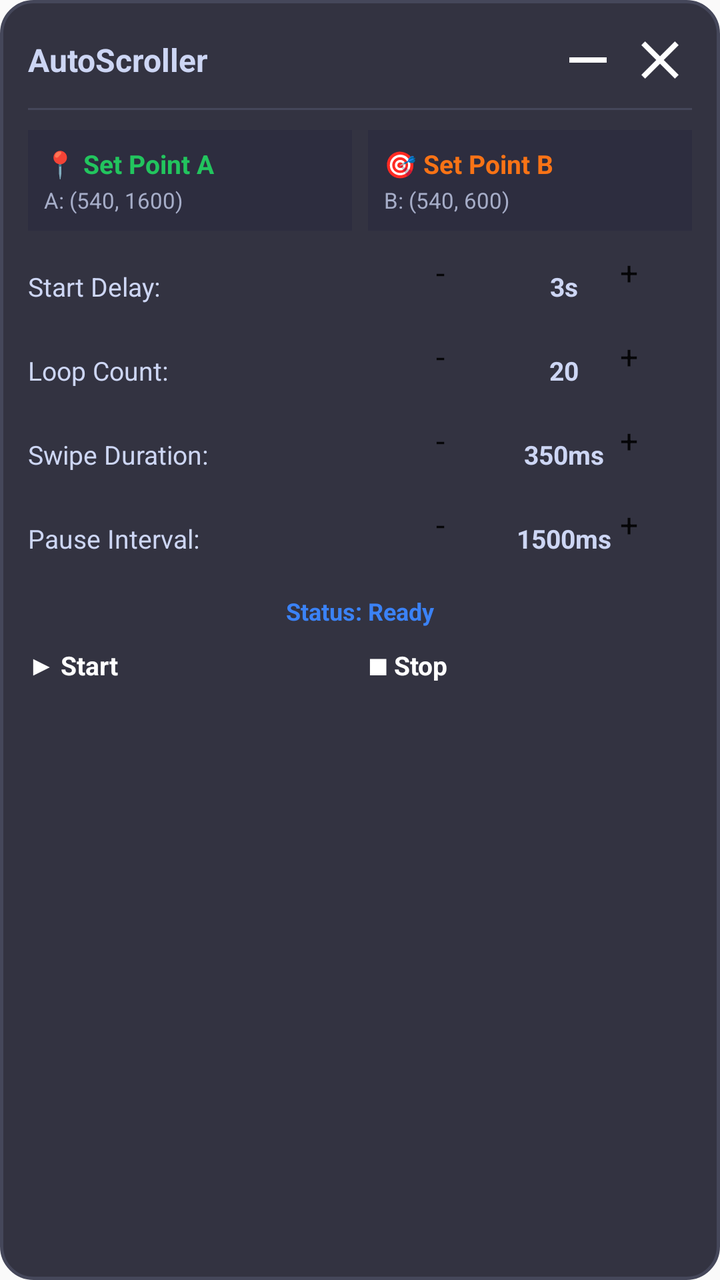
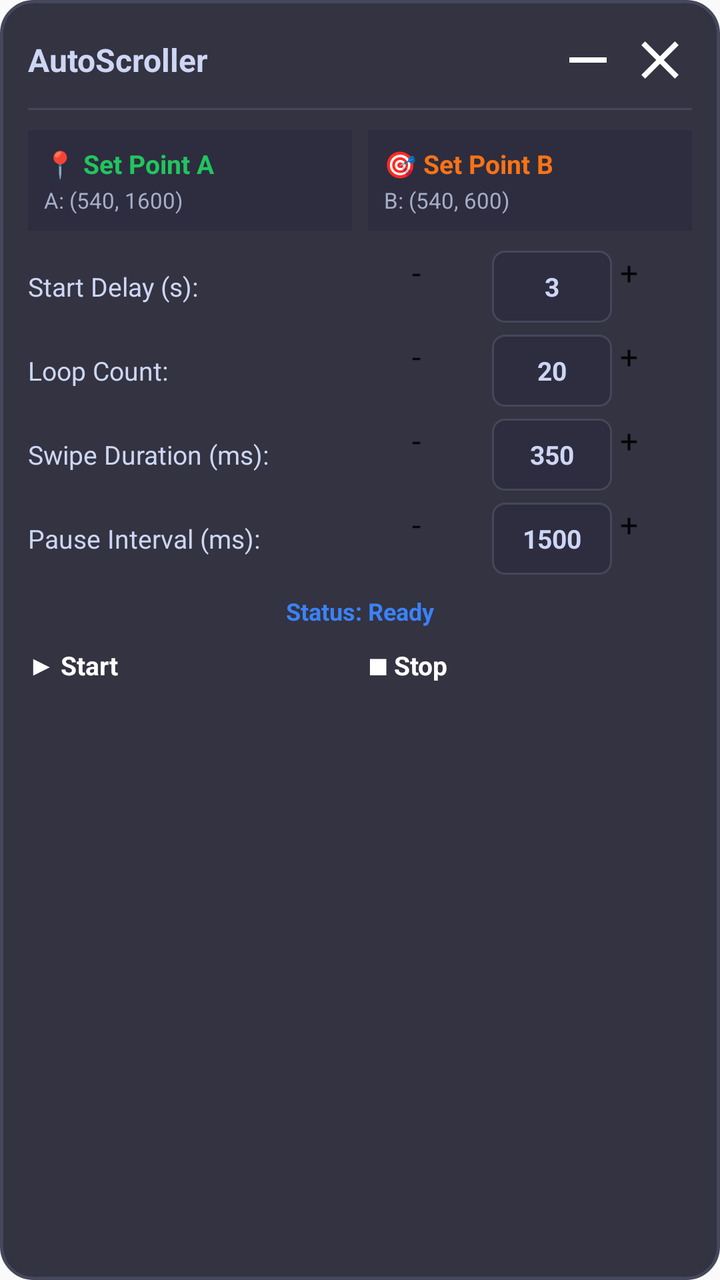

Before-and-after screenshots of an Android layout around one commit, followed by the original layout XML and the change that was made.
<!-- AndroidManifest.xml: application theme Theme.AutoScroller -->
<!-- res/layout/overlay_panel_expanded.xml -->
<?xml version="1.0" encoding="utf-8"?>
<LinearLayout xmlns:android="http://schemas.android.com/apk/res/android"
    android:id="@+id/expanded_root"
    android:layout_width="320dp"
    android:layout_height="wrap_content"
    android:background="@drawable/bg_overlay_card"
    android:elevation="12dp"
    android:orientation="vertical"
    android:padding="14dp">

    
    <LinearLayout
        android:id="@+id/header_drag_bar"
        android:layout_width="match_parent"
        android:layout_height="wrap_content"
        android:gravity="center_vertical"
        android:orientation="horizontal"
        android:paddingBottom="8dp">

        <TextView
            android:layout_width="0dp"
            android:layout_height="wrap_content"
            android:layout_weight="1"
            android:text="AutoScroller"
            android:textColor="@color/text_primary"
            android:textSize="16sp"
            android:textStyle="bold" />

        <ImageButton
            android:id="@+id/btn_minimize"
            android:layout_width="32dp"
            android:layout_height="32dp"
            android:background="?android:attr/selectableItemBackgroundBorderless"
            android:contentDescription="@string/btn_minimize"
            android:src="@drawable/ic_minimize" />

        <ImageButton
            android:id="@+id/btn_close"
            android:layout_width="32dp"
            android:layout_height="32dp"
            android:layout_marginStart="4dp"
            android:background="?android:attr/selectableItemBackgroundBorderless"
            android:contentDescription="@string/btn_close"
            android:src="@drawable/ic_close" />
    </LinearLayout>

    <View
        android:layout_width="match_parent"
        android:layout_height="1dp"
        android:background="@color/overlay_border" />

    
    <LinearLayout
        android:layout_width="match_parent"
        android:layout_height="wrap_content"
        android:layout_marginTop="10dp"
        android:orientation="horizontal">

        <LinearLayout
            android:id="@+id/btn_toggle_pin_a"
            android:layout_width="0dp"
            android:layout_height="wrap_content"
            android:layout_marginEnd="4dp"
            android:layout_weight="1"
            android:background="@color/overlay_surface"
            android:clickable="true"
            android:focusable="true"
            android:orientation="vertical"
            android:padding="8dp">

            <TextView
                android:layout_width="wrap_content"
                android:layout_height="wrap_content"
                android:text="📍 Set Point A"
                android:textColor="@color/pin_a_color"
                android:textSize="13sp"
                android:textStyle="bold" />

            <TextView
                android:id="@+id/tv_coord_a"
                android:layout_width="wrap_content"
                android:layout_height="wrap_content"
                android:layout_marginTop="2dp"
                android:text="A: (540, 1600)"
                android:textColor="@color/text_secondary"
                android:textSize="11sp" />
        </LinearLayout>

        <LinearLayout
            android:id="@+id/btn_toggle_pin_b"
            android:layout_width="0dp"
            android:layout_height="wrap_content"
            android:layout_marginStart="4dp"
            android:layout_weight="1"
            android:background="@color/overlay_surface"
            android:clickable="true"
            android:focusable="true"
            android:orientation="vertical"
            android:padding="8dp">

            <TextView
                android:layout_width="wrap_content"
                android:layout_height="wrap_content"
                android:text="🎯 Set Point B"
                android:textColor="@color/pin_b_color"
                android:textSize="13sp"
                android:textStyle="bold" />

            <TextView
                android:id="@+id/tv_coord_b"
                android:layout_width="wrap_content"
                android:layout_height="wrap_content"
                android:layout_marginTop="2dp"
                android:text="B: (540, 600)"
                android:textColor="@color/text_secondary"
                android:textSize="11sp" />
        </LinearLayout>
    </LinearLayout>

    
    <LinearLayout
        android:layout_width="match_parent"
        android:layout_height="wrap_content"
        android:layout_marginTop="10dp"
        android:gravity="center_vertical"
        android:orientation="horizontal">

        <TextView
            android:layout_width="0dp"
            android:layout_height="wrap_content"
            android:layout_weight="1"
            android:text="Start Delay:"
            android:textColor="@color/text_primary"
            android:textSize="13sp" />

        <Button
            android:id="@+id/btn_delay_minus"
            android:layout_width="36dp"
            android:layout_height="36dp"
            android:padding="0dp"
            android:text="-"
            android:textSize="16sp" />

        <TextView
            android:id="@+id/tv_delay_val"
            android:layout_width="56dp"
            android:layout_height="wrap_content"
            android:gravity="center"
            android:text="3s"
            android:textColor="@color/text_primary"
            android:textSize="13sp"
            android:textStyle="bold" />

        <Button
            android:id="@+id/btn_delay_plus"
            android:layout_width="36dp"
            android:layout_height="36dp"
            android:padding="0dp"
            android:text="+"
            android:textSize="16sp" />
    </LinearLayout>

    
    <LinearLayout
        android:layout_width="match_parent"
        android:layout_height="wrap_content"
        android:layout_marginTop="6dp"
        android:gravity="center_vertical"
        android:orientation="horizontal">

        <TextView
            android:layout_width="0dp"
            android:layout_height="wrap_content"
            android:layout_weight="1"
            android:text="Loop Count:"
            android:textColor="@color/text_primary"
            android:textSize="13sp" />

        <Button
            android:id="@+id/btn_loops_minus"
            android:layout_width="36dp"
            android:layout_height="36dp"
            android:padding="0dp"
            android:text="-"
            android:textSize="16sp" />

        <TextView
            android:id="@+id/tv_loops_val"
            android:layout_width="56dp"
            android:layout_height="wrap_content"
            android:gravity="center"
            android:text="20"
            android:textColor="@color/text_primary"
            android:textSize="13sp"
            android:textStyle="bold" />

        <Button
            android:id="@+id/btn_loops_plus"
            android:layout_width="36dp"
            android:layout_height="36dp"
            android:padding="0dp"
            android:text="+"
            android:textSize="16sp" />
    </LinearLayout>

    
    <LinearLayout
        android:layout_width="match_parent"
        android:layout_height="wrap_content"
        android:layout_marginTop="6dp"
        android:gravity="center_vertical"
        android:orientation="horizontal">

        <TextView
            android:layout_width="0dp"
            android:layout_height="wrap_content"
            android:layout_weight="1"
            android:text="Swipe Duration:"
            android:textColor="@color/text_primary"
            android:textSize="13sp" />

        <Button
            android:id="@+id/btn_duration_minus"
            android:layout_width="36dp"
            android:layout_height="36dp"
            android:padding="0dp"
            android:text="-"
            android:textSize="16sp" />

        <TextView
            android:id="@+id/tv_duration_val"
            android:layout_width="56dp"
            android:layout_height="wrap_content"
            android:gravity="center"
            android:text="350ms"
            android:textColor="@color/text_primary"
            android:textSize="13sp"
            android:textStyle="bold" />

        <Button
            android:id="@+id/btn_duration_plus"
            android:layout_width="36dp"
            android:layout_height="36dp"
            android:padding="0dp"
            android:text="+"
            android:textSize="16sp" />
    </LinearLayout>

    
    <LinearLayout
        android:layout_width="match_parent"
        android:layout_height="wrap_content"
        android:layout_marginTop="6dp"
        android:gravity="center_vertical"
        android:orientation="horizontal">

        <TextView
            android:layout_width="0dp"
            android:layout_height="wrap_content"
            android:layout_weight="1"
            android:text="Pause Interval:"
            android:textColor="@color/text_primary"
            android:textSize="13sp" />

        <Button
            android:id="@+id/btn_interval_minus"
            android:layout_width="36dp"
            android:layout_height="36dp"
            android:padding="0dp"
            android:text="-"
            android:textSize="16sp" />

        <TextView
            android:id="@+id/tv_interval_val"
            android:layout_width="56dp"
            android:layout_height="wrap_content"
            android:gravity="center"
            android:text="1500ms"
            android:textColor="@color/text_primary"
            android:textSize="13sp"
            android:textStyle="bold" />

        <Button
            android:id="@+id/btn_interval_plus"
            android:layout_width="36dp"
            android:layout_height="36dp"
            android:padding="0dp"
            android:text="+"
            android:textSize="16sp" />
    </LinearLayout>

    
    <TextView
        android:id="@+id/tv_status_message"
        android:layout_width="match_parent"
        android:layout_height="wrap_content"
        android:layout_marginTop="10dp"
        android:gravity="center"
        android:text="Status: Ready"
        android:textColor="@color/status_blue"
        android:textSize="12sp"
        android:textStyle="bold" />

    
    <LinearLayout
        android:layout_width="match_parent"
        android:layout_height="wrap_content"
        android:layout_marginTop="10dp"
        android:orientation="horizontal">

        <Button
            android:id="@+id/btn_start"
            android:layout_width="0dp"
            android:layout_height="42dp"
            android:layout_marginEnd="4dp"
            android:layout_weight="1"
            android:backgroundTint="@color/status_green"
            android:text="▶ Start"
            android:textColor="#FFFFFF"
            android:textSize="13sp"
            android:textStyle="bold" />

        <Button
            android:id="@+id/btn_stop"
            android:layout_width="0dp"
            android:layout_height="42dp"
            android:layout_marginStart="4dp"
            android:layout_weight="1"
            android:backgroundTint="@color/status_red"
            android:text="■ Stop"
            android:textColor="#FFFFFF"
            android:textSize="13sp"
            android:textStyle="bold" />
    </LinearLayout>
</LinearLayout>
<!-- resources referenced by this layout -->
<resources>
  <color name="overlay_border">#45475A</color>
  <color name="overlay_surface">#2D2D3F</color>
  <color name="pin_a_color">#22C55E</color>
  <color name="pin_b_color">#F97316</color>
  <color name="status_blue">#3B82F6</color>
  <color name="status_green">#10B981</color>
  <color name="status_red">#EF4444</color>
  <color name="text_primary">#CDD6F4</color>
  <color name="text_secondary">#A6ADC8</color>
  <!-- drawable bg_overlay_card (drawable) -->
  <?xml version="1.0" encoding="utf-8"?>
  <shape xmlns:android="http://schemas.android.com/apk/res/android"
      android:shape="rectangle">
      <solid android:color="@color/overlay_background" />
      <corners android:radius="16dp" />
      <stroke
          android:width="1.5dp"
          android:color="@color/overlay_border" />
  </shape>
  <!-- drawable ic_close (drawable) -->
  <vector xmlns:android="http://schemas.android.com/apk/res/android"
      android:width="24dp"
      android:height="24dp"
      android:viewportWidth="24"
      android:viewportHeight="24">
    <path
        android:fillColor="#FFFFFFFF"
        android:pathData="M19,6.41L17.59,5 12,10.59 6.41,5 5,6.41 10.59,12 5,17.59 6.41,19 12,13.41 17.59,19 19,17.59 13.41,12z"/>
  </vector>
  <!-- drawable ic_minimize (drawable) -->
  <vector xmlns:android="http://schemas.android.com/apk/res/android"
      android:width="24dp"
      android:height="24dp"
      android:viewportWidth="24"
      android:viewportHeight="24">
    <path
        android:fillColor="#FFFFFFFF"
        android:pathData="M19,13H5v-2h14v2z"/>
  </vector>
  <string name="btn_close">Close</string>
  <string name="btn_minimize">Minimize</string>
  <style name="Theme.AutoScroller" parent="android:Theme.Material.Light.NoActionBar">
          <item name="android:statusBarColor">@android:color/transparent</item>
          <item name="android:navigationBarColor">@android:color/transparent</item>
      </style>
  <color name="overlay_background">#E61E1E2E</color>
</resources>

<!-- the commit's change to res/layout/overlay_panel_expanded.xml (unified diff, before → after) -->
@@ -129,7 +129,7 @@
             android:layout_width="0dp"
             android:layout_height="wrap_content"
             android:layout_weight="1"
-            android:text="Start Delay:"
+            android:text="Start Delay (s):"
             android:textColor="@color/text_primary"
             android:textSize="13sp" />
 
@@ -141,15 +141,22 @@
             android:text="-"
             android:textSize="16sp" />
 
-        <TextView
-            android:id="@+id/tv_delay_val"
-            android:layout_width="56dp"
-            android:layout_height="wrap_content"
+        <EditText
+            android:id="@+id/et_delay_val"
+            android:layout_width="60dp"
+            android:layout_height="36dp"
+            android:layout_marginStart="4dp"
+            android:layout_marginEnd="4dp"
+            android:background="@drawable/bg_input_field"
             android:gravity="center"
-            android:text="3s"
-            android:textColor="@color/text_primary"
-            android:textSize="13sp"
-            android:textStyle="bold" />
+            android:inputType="number"
+            android:imeOptions="actionDone"
+            android:selectAllOnFocus="true"
+            android:text="3"
+            android:textColor="@color/text_primary"
+            android:textSize="13sp"
+            android:textStyle="bold"
+            android:maxLength="3" />
 
         <Button
             android:id="@+id/btn_delay_plus"
@@ -184,15 +191,22 @@
             android:text="-"
             android:textSize="16sp" />
 
-        <TextView
-            android:id="@+id/tv_loops_val"
-            android:layout_width="56dp"
-            android:layout_height="wrap_content"
+        <EditText
+            android:id="@+id/et_loops_val"
+            android:layout_width="60dp"
+            android:layout_height="36dp"
+            android:layout_marginStart="4dp"
+            android:layout_marginEnd="4dp"
+            android:background="@drawable/bg_input_field"
             android:gravity="center"
+            android:inputType="number"
+            android:imeOptions="actionDone"
+            android:selectAllOnFocus="true"
             android:text="20"
             android:textColor="@color/text_primary"
             android:textSize="13sp"
-            android:textStyle="bold" />
+            android:textStyle="bold"
+            android:maxLength="4" />
 
         <Button
             android:id="@+id/btn_loops_plus"
@@ -215,7 +229,7 @@
             android:layout_width="0dp"
             android:layout_height="wrap_content"
             android:layout_weight="1"
-            android:text="Swipe Duration:"
+            android:text="Swipe Duration (ms):"
             android:textColor="@color/text_primary"
             android:textSize="13sp" />
 
@@ -227,15 +241,22 @@
             android:text="-"
             android:textSize="16sp" />
 
-        <TextView
-            android:id="@+id/tv_duration_val"
-            android:layout_width="56dp"
-            android:layout_height="wrap_content"
+        <EditText
+            android:id="@+id/et_duration_val"
+            android:layout_width="60dp"
+            android:layout_height="36dp"
+            android:layout_marginStart="4dp"
+            android:layout_marginEnd="4dp"
+            android:background="@drawable/bg_input_field"
             android:gravity="center"
-            android:text="350ms"
-            android:textColor="@color/text_primary"
-            android:textSize="13sp"
-            android:textStyle="bold" />
+            android:inputType="number"
+            android:imeOptions="actionDone"
+            android:selectAllOnFocus="true"
+            android:text="350"
+            android:textColor="@color/text_primary"
+            android:textSize="13sp"
+            android:textStyle="bold"
+            android:maxLength="5" />
 
         <Button
             android:id="@+id/btn_duration_plus"
@@ -258,7 +279,7 @@
             android:layout_width="0dp"
             android:layout_height="wrap_content"
             android:layout_weight="1"
-            android:text="Pause Interval:"
+            android:text="Pause Interval (ms):"
             android:textColor="@color/text_primary"
             android:textSize="13sp" />
 
@@ -270,15 +291,22 @@
             android:text="-"
             android:textSize="16sp" />
 
-        <TextView
-            android:id="@+id/tv_interval_val"
-            android:layout_width="56dp"
-            android:layout_height="wrap_content"
+        <EditText
+            android:id="@+id/et_interval_val"
+            android:layout_width="60dp"
+            android:layout_height="36dp"
+            android:layout_marginStart="4dp"
+            android:layout_marginEnd="4dp"
+            android:background="@drawable/bg_input_field"
             android:gravity="center"
-            android:text="1500ms"
-            android:textColor="@color/text_primary"
-            android:textSize="13sp"
-            android:textStyle="bold" />
+            android:inputType="number"
+            android:imeOptions="actionDone"
+            android:selectAllOnFocus="true"
+            android:text="1500"
+            android:textColor="@color/text_primary"
+            android:textSize="13sp"
+            android:textStyle="bold"
+            android:maxLength="5" />
 
         <Button
             android:id="@+id/btn_interval_plus"
<!-- resource entries referenced after the edit -->
@@ -9,6 +9,24 @@
   <color name="status_red">#EF4444</color>
   <color name="text_primary">#CDD6F4</color>
   <color name="text_secondary">#A6ADC8</color>
+  <!-- drawable bg_input_field (drawable) -->
+  <?xml version="1.0" encoding="utf-8"?>
+  <selector xmlns:android="http://schemas.android.com/apk/res/android">
+      <item android:state_focused="true">
+          <shape android:shape="rectangle">
+              <solid android:color="@color/overlay_surface" />
+              <corners android:radius="6dp" />
+              <stroke android:width="1.5dp" android:color="@color/pin_a_color" />
+          </shape>
+      </item>
+      <item>
+          <shape android:shape="rectangle">
+              <solid android:color="@color/overlay_surface" />
+              <corners android:radius="6dp" />
+              <stroke android:width="1dp" android:color="@color/overlay_border" />
+          </shape>
+      </item>
+  </selector>
   <!-- drawable bg_overlay_card (drawable) -->
   <?xml version="1.0" encoding="utf-8"?>
   <shape xmlns:android="http://schemas.android.com/apk/res/android"
